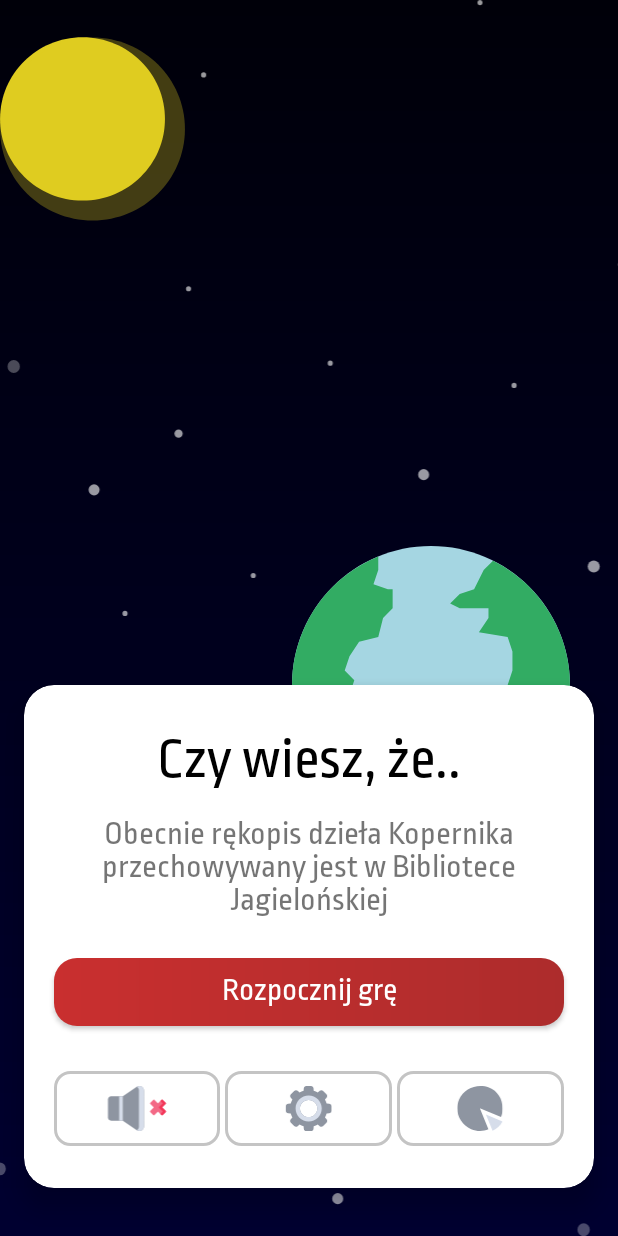
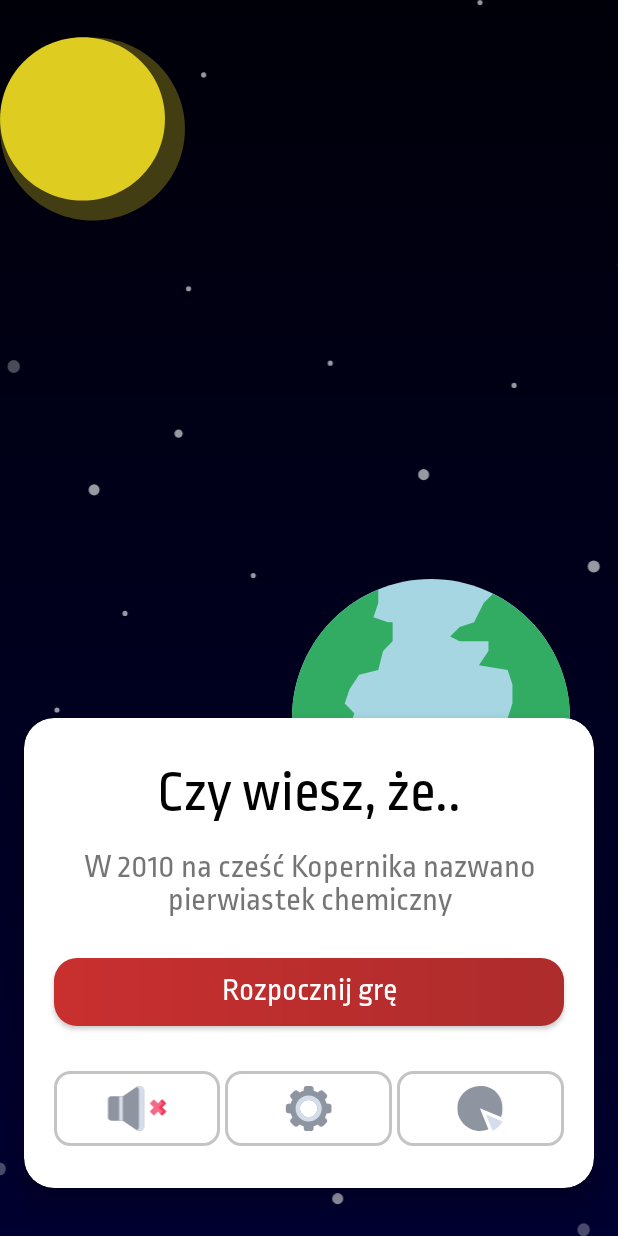
Before and after one commit to whycody/ZiemiaKopernika, an Android app: the screen it shows after launch (MainActivity), on a phone screen of 412 x 824 dp. Run offline under Robolectric (Android 15) with nearby library versions, the phone set to English and light mode, and no system bars; libraries missing offline, so code that uses them is left out: pl.bclogic.pulsator4droid; plain views replace PulsatorLayout; 3 statements that could not run were skipped.

Commit message:
Added curiosities

```diff
--- a/app/src/main/java/pl/ziemiakopernika/ziemiakopernika/main/MainActivity.java
+++ b/app/src/main/java/pl/ziemiakopernika/ziemiakopernika/main/MainActivity.java
@@ -8,17 +8,19 @@ import android.view.animation.AnimationUtils;
 import android.widget.Button;
 import android.widget.ImageButton;
 import android.widget.ImageView;
+import android.widget.TextView;
 
 import pl.bclogic.pulsator4droid.library.PulsatorLayout;
 import pl.ziemiakopernika.ziemiakopernika.R;
 
-public class MainActivity extends AppCompatActivity implements MainActivityView{
+public class MainActivity extends AppCompatActivity implements MainView {
 
     private ImageView earthView;
     private ImageButton muteBtn, settingsBtn, statisticsBtn;
     private Button startGameBtn;
     private PulsatorLayout pulsatorLayout;
     private View animationView;
+    private TextView curiosityView;
 
     private MainPresenter mainPresenter;
 
@@ -33,6 +35,7 @@ public class MainActivity extends AppCompatActivity implements MainActivityView{
         pulsatorLayout = findViewById(R.id.pulsator);
         startGameBtn = findViewById(R.id.start_game_btn);
         animationView = findViewById(R.id.animation_view);
+        curiosityView = findViewById(R.id.curiosity_text);
 
         mainPresenter = new MainPresenterImpl(this, this);
         mainPresenter.onCreate();
@@ -99,6 +102,11 @@ public class MainActivity extends AppCompatActivity implements MainActivityView{
     }
 
     @Override
+    public void setCuriosityText(String text) {
+        curiosityView.setText(text);
+    }
+
+    @Override
     public PulsatorLayout getPulsatorLayout() {
         return pulsatorLayout;
     }
--- a/app/src/main/java/pl/ziemiakopernika/ziemiakopernika/main/MainPresenterImpl.java
+++ b/app/src/main/java/pl/ziemiakopernika/ziemiakopernika/main/MainPresenterImpl.java
@@ -9,6 +9,9 @@ import android.support.v4.app.ActivityCompat;
 import android.support.v4.app.ActivityOptionsCompat;
 import android.view.View;
 
+import java.util.ArrayList;
+import java.util.Random;
+
 import pl.ziemiakopernika.ziemiakopernika.R;
 import pl.ziemiakopernika.ziemiakopernika.dao.QuestionsDao;
 import pl.ziemiakopernika.ziemiakopernika.dao.QuestionsDaoImpl;
@@ -19,8 +22,7 @@ import pl.ziemiakopernika.ziemiakopernika.statistics.StatisticsBottomSheet;
 public class MainPresenterImpl implements MainPresenter, MediaPlayer.OnCompletionListener {
 
     private MainActivity activity;
-    private Context context;
-    private MainActivityView activityView;
+    private MainView mainView;
     private SharedPreferences sharedPreferences;
     private QuestionsDao questionsDao;
     private MediaPlayer mediaPlayer;
@@ -31,9 +33,9 @@ public class MainPresenterImpl implements MainPresenter, MediaPlayer.OnCompletio
     private int numberOfQuestions = 5;
     private boolean muteEnabled;
 
-    MainPresenterImpl(Activity activity, MainActivityView activityView){
+    MainPresenterImpl(Activity activity, MainView mainView){
         this.activity = (MainActivity)activity;
-        this.activityView = activityView;
+        this.mainView = mainView;
         sharedPreferences = activity.getSharedPreferences("preferences", Context.MODE_PRIVATE);
         questionsDao = new QuestionsDaoImpl(activity);
         mediaPlayer = MediaPlayer.create(activity, R.raw.backgrounds);
@@ -47,9 +49,31 @@ public class MainPresenterImpl implements MainPresenter, MediaPlayer.OnCompletio
 
     @Override
     public void onCreate() {
-        activityView.showMuteIcon(muteEnabled);
+        mainView.showMuteIcon(muteEnabled);
         if(!muteEnabled)
             mediaPlayer.start();
+        mainView.setCuriosityText(getRandomCuriosity());
+    }
+
+    private String getRandomCuriosity(){
+        Random random = new Random();
+        ArrayList<String> curiosities = getCuriosities();
+        return curiosities.get(random.nextInt(curiosities.size()));
+    }
+
+    private ArrayList<String> getCuriosities(){
+        ArrayList<String> curiosities = new ArrayList<>();
+        curiosities.add("Obecnie rękopis dzieła Kopernika przechowywany jest w Bibliotece Jagielońskiej");
+        curiosities.add("Mikołaj Kopernik zmarł na skutek wylewu krwi do mózgu");
+        curiosities.add("Od roku 1616 do 1822 dzieło Kopernika było figurantem wykazu ksiąg zakazanych");
+        curiosities.add("Pierwszy wydruk „O obrotach sfer niebieskich” pojawił się w 1543 roku, tuż przed śmiercią Kopernika");
+        curiosities.add("Na cześć astronoma nazwano jeden z kraterów na księżycu i na marsie, oraz planetoidę Coppernicus");
+        curiosities.add("W 1965 roku NBP wyprodukował banknot z wizerunkiem Mikołaja Kopernika");
+        curiosities.add("W 2010 na cześć Kopernika nazwano pierwiastek chemiczny");
+        curiosities.add("Kopenik znał tylko podstawy języka polskiego");
+        curiosities.add("Kopernik nie miał lunety ani teleskopu do obserwacji astronomicznych");
+        curiosities.add("W Toruniu znajduje się Dom Kopernika będący muzeum poświęconym astronomowi");
+        return curiosities;
     }
 
     private boolean songWasPlayed = false;
@@ -64,8 +88,8 @@ public class MainPresenterImpl implements MainPresenter, MediaPlayer.OnCompletio
 
     @Override
     public void onResume() {
-        if(!activityView.getPulsatorLayout().isStarted())
-            activityView.getPulsatorLayout().start();
+        if(!mainView.getPulsatorLayout().isStarted())
+            mainView.getPulsatorLayout().start();
         if(songWasPlayed) {
             mediaPlayer.start();
             songWasPlayed = !songWasPlayed;
@@ -74,7 +98,7 @@ public class MainPresenterImpl implements MainPresenter, MediaPlayer.OnCompletio
 
     @Override
     public void startGameClicked(View view) {
-        activityView.getPulsatorLayout().stop();
+        mainView.getPulsatorLayout().stop();
         ActivityOptionsCompat optionsCompat = ActivityOptionsCompat
                 .makeSceneTransitionAnimation(activity, view, "transition");
         startGameActivity(view,optionsCompat);
@@ -105,7 +129,7 @@ public class MainPresenterImpl implements MainPresenter, MediaPlayer.OnCompletio
     @Override
     public void muteClicked() {
         muteEnabled = !muteEnabled;
-        activityView.showMuteIcon(muteEnabled);
+        mainView.showMuteIcon(muteEnabled);
         setMute(muteEnabled);
         if(muteEnabled)
             mediaPlayer.stop();
--- a/app/src/main/java/pl/ziemiakopernika/ziemiakopernika/main/MainActivityView.java
+++ b/app/src/main/java/pl/ziemiakopernika/ziemiakopernika/main/MainView.java
@@ -2,9 +2,11 @@ package pl.ziemiakopernika.ziemiakopernika.main;
 
 import pl.bclogic.pulsator4droid.library.PulsatorLayout;
 
-public interface MainActivityView {
+public interface MainView {
 
     void showMuteIcon(boolean enabled);
 
+    void setCuriosityText(String text);
+
     PulsatorLayout getPulsatorLayout();
 }
--- a/app/src/main/java/pl/ziemiakopernika/ziemiakopernika/question/QuestionPresenterImpl.java
+++ b/app/src/main/java/pl/ziemiakopernika/ziemiakopernika/question/QuestionPresenterImpl.java
@@ -213,7 +213,7 @@ public class QuestionPresenterImpl implements QuestionPresenter, TimerReact, Com
         questionView.animateCorrectness(numberOfQuestion, correct);
         transitionTimer = new TimerImpl(1000, newActivityTimerReact);
         transitionTimer.startTimer();
-        playSoundIfMuteDisabled(correct);
+//        playSoundIfMuteDisabled(correct);
     }
 
     private void playSoundIfMuteDisabled(boolean correct){
```
Also changed, not shown: app/src/main/AndroidManifest.xml (+18 -6 lines), app/src/main/res/drawable/ic_info.xml (added, +12 -0 lines), app/src/main/res/layout/activity_question.xml (+2 -14 lines), 2 other files.
